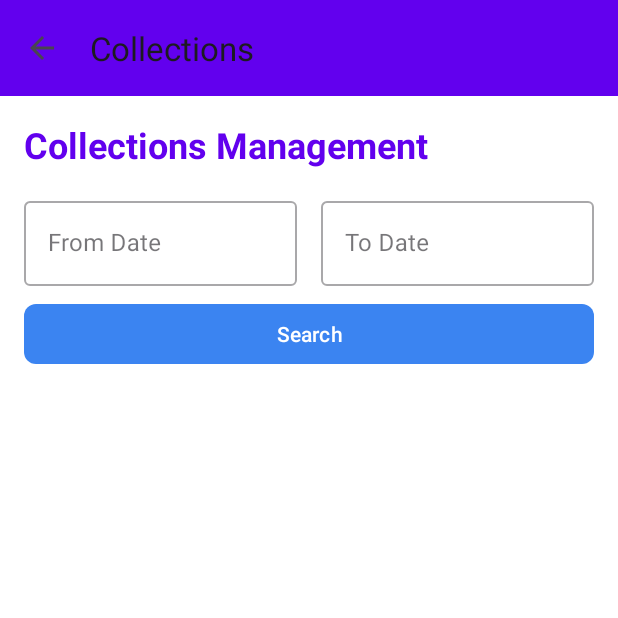
After one commit to nellorukiran/smb-finance-mini, an Android app: the CollectionsActivity screen opened directly, with no data from a screen before it, on a phone screen of 412 x 824 dp, the top half of it. The commit adds this screen. Run offline under Robolectric (Android 15) with nearby library versions, the phone set to English and light mode, and no system bars.

Commit message:
Monthly Collection api chagnes in app

```diff
--- a/app/src/main/AndroidManifest.xml
+++ b/app/src/main/AndroidManifest.xml
@@ -34,6 +34,7 @@
         <activity android:name=".CustomerSearchActivity" />
         <activity android:name=".CustomerDetailsActivity" />
         <activity android:name=".DeleteCustomerActivity" />
+        <activity android:name=".CollectionsActivity" />
     </application>
 
 </manifest>
--- /dev/null
+++ b/app/src/main/java/com/smbfinance/CollectionsActivity.kt
@@ -0,0 +1,175 @@
+package com.smbfinance
+
+import android.app.DatePickerDialog
+import android.os.Bundle
+import android.util.Log
+import android.view.View
+import android.widget.ProgressBar
+import android.widget.TextView
+import android.widget.Toast
+import androidx.appcompat.app.AppCompatActivity
+import androidx.appcompat.widget.Toolbar
+import androidx.recyclerview.widget.LinearLayoutManager
+import androidx.recyclerview.widget.RecyclerView
+import com.google.android.material.button.MaterialButton
+import com.google.android.material.textfield.TextInputEditText
+import com.smbfinance.adapter.CollectionsAdapter
+import com.smbfinance.api.RetrofitClient
+import com.smbfinance.model.CollectionResponse
+import kotlinx.coroutines.CoroutineScope
+import kotlinx.coroutines.Dispatchers
+import kotlinx.coroutines.launch
+import kotlinx.coroutines.withContext
+import java.text.SimpleDateFormat
+import java.util.Calendar
+import java.util.Locale
+import java.text.NumberFormat
+
+class CollectionsActivity : AppCompatActivity() {
+    private val TAG = "CollectionsActivity"
+    private lateinit var toolbar: Toolbar
+    private lateinit var fromDateInput: TextInputEditText
+    private lateinit var toDateInput: TextInputEditText
+    private lateinit var searchButton: MaterialButton
+    private lateinit var collectionsRecyclerView: RecyclerView
+    private lateinit var progressBar: ProgressBar
+    private lateinit var adapter: CollectionsAdapter
+    private lateinit var summaryContainer: View
+    private lateinit var totalCollections: TextView
+    private lateinit var totalAmount: TextView
+
+    private val dateFormat = SimpleDateFormat("yyyy-MM-dd", Locale.getDefault())
+    private val calendar = Calendar.getInstance()
+    private val numberFormat = NumberFormat.getCurrencyInstance(Locale("en", "IN"))
+
+    override fun onCreate(savedInstanceState: Bundle?) {
+        super.onCreate(savedInstanceState)
+        setContentView(R.layout.activity_collections)
+
+        // Initialize views
+        toolbar = findViewById(R.id.toolbar)
+        fromDateInput = findViewById(R.id.fromDateInput)
+        toDateInput = findViewById(R.id.toDateInput)
+        searchButton = findViewById(R.id.searchButton)
+        collectionsRecyclerView = findViewById(R.id.collectionsRecyclerView)
+        progressBar = findViewById(R.id.progressBar)
+        summaryContainer = findViewById(R.id.summaryContainer)
+        totalCollections = findViewById(R.id.totalCollections)
+        totalAmount = findViewById(R.id.totalAmount)
+
+        // Setup toolbar
+        setSupportActionBar(toolbar)
+        supportActionBar?.setDisplayHomeAsUpEnabled(true)
+        supportActionBar?.title = "Collections"
+
+        // Setup RecyclerView
+        collectionsRecyclerView.layoutManager = LinearLayoutManager(this)
+        adapter = CollectionsAdapter(emptyList())
+        collectionsRecyclerView.adapter = adapter
+
+        // Setup date pickers
+        fromDateInput.setOnClickListener { showDatePicker(fromDateInput) }
+        toDateInput.setOnClickListener { showDatePicker(toDateInput) }
+
+        // Setup search button
+        setupSearchButton()
+    }
+
+    private fun showDatePicker(input: TextInputEditText) {
+        val calendar = Calendar.getInstance()
+        val datePicker = DatePickerDialog(
+            this,
+            { _, year, month, day ->
+                calendar.set(year, month, day)
+                val dateFormat = SimpleDateFormat("yyyy-MM-dd", Locale.getDefault())
+                val formattedDate = dateFormat.format(calendar.time)
+                input.setText(formattedDate)
+            },
+            calendar.get(Calendar.YEAR),
+            calendar.get(Calendar.MONTH),
+            calendar.get(Calendar.DAY_OF_MONTH)
+        )
+        datePicker.show()
+    }
+
+    private fun setupSearchButton() {
+        searchButton.setOnClickListener {
+            val fromDate = fromDateInput.text.toString()
+            val toDate = toDateInput.text.toString()
+
+            if (fromDate.isEmpty() || toDate.isEmpty()) {
+                Toast.makeText(this, "Please select both dates", Toast.LENGTH_SHORT).show()
+                return@setOnClickListener
+            }
+
+            Log.d(TAG, "Search clicked with dates: from=$fromDate, to=$toDate")
+            fetchCollections(fromDate, toDate)
+        }
+    }
+
+    private fun fetchCollections(fromDate: String, toDate: String) {
+        progressBar.visibility = View.VISIBLE
+        collectionsRecyclerView.visibility = View.GONE
+        summaryContainer.visibility = View.GONE
+
+        Log.d(TAG, "Fetching collections from $fromDate to $toDate")
+        Log.d(TAG, "Base URL: ${RetrofitClient.getBaseUrl()}")
+        Log.d(TAG, "Auth Token: ${RetrofitClient.getAuthToken()?.take(10)}...")
+
+        CoroutineScope(Dispatchers.IO).launch {
+            try {
+                val response = RetrofitClient.apiService.getCollections(fromDate, toDate)
+                withContext(Dispatchers.Main) {
+                    progressBar.visibility = View.GONE
+                    collectionsRecyclerView.visibility = View.VISIBLE
+
+                    if (response.isSuccessful) {
+                        val collectionResponse = response.body()
+                        if (collectionResponse != null) {
+                            if (collectionResponse.status == "success") {
+                                Log.d(TAG, "Successfully fetched ${collectionResponse.collections.size} collections")
+                                adapter = CollectionsAdapter(collectionResponse.collections)
+                                collectionsRecyclerView.adapter = adapter
+
+                                // Update summary
+                                summaryContainer.visibility = View.VISIBLE
+                                totalCollections.text = collectionResponse.totalCollections.toString()
+                                totalAmount.text = numberFormat.format(collectionResponse.totalAmount)
+                            } else {
+                                Log.e(TAG, "API returned error status: ${collectionResponse.status}")
+                                Toast.makeText(this@CollectionsActivity, "Error: ${collectionResponse.status}", Toast.LENGTH_SHORT).show()
+                            }
+                        } else {
+                            Log.e(TAG, "Response body is null")
+                            Toast.makeText(this@CollectionsActivity, "No data received from server", Toast.LENGTH_SHORT).show()
+                        }
+                    } else {
+                        val errorBody = response.errorBody()?.string()
+                        Log.e(TAG, "Failed to fetch collections. Code: ${response.code()}, Error: $errorBody")
+                        Log.e(TAG, "Request URL: ${response.raw().request.url}")
+                        Log.e(TAG, "Request Headers: ${response.raw().request.headers}")
+
+                        when (response.code()) {
+                            401 -> Toast.makeText(this@CollectionsActivity, "Authentication failed. Please login again.", Toast.LENGTH_SHORT).show()
+                            404 -> Toast.makeText(this@CollectionsActivity, "API endpoint not found", Toast.LENGTH_SHORT).show()
+                            500 -> Toast.makeText(this@CollectionsActivity, "Server error. Please try again later.", Toast.LENGTH_SHORT).show()
+                            else -> Toast.makeText(this@CollectionsActivity, "Failed to fetch collections. Please try again.", Toast.LENGTH_SHORT).show()
+                        }
+                    }
+                }
+            } catch (e: Exception) {
+                Log.e(TAG, "Error fetching collections", e)
+                withContext(Dispatchers.Main) {
+                    progressBar.visibility = View.GONE
+                    collectionsRecyclerView.visibility = View.VISIBLE
+                    Toast.makeText(this@CollectionsActivity, "Network error: ${e.message}", Toast.LENGTH_SHORT).show()
+                }
+            }
+        }
+    }
+
+    override fun onSupportNavigateUp(): Boolean {
+        onBackPressed()
+        return true
+    }
+}
--- a/app/src/main/java/com/smbfinance/DashboardActivity.kt
+++ b/app/src/main/java/com/smbfinance/DashboardActivity.kt
@@ -167,6 +167,11 @@ class DashboardActivity : AppCompatActivity() {
                 "View",
                 "View customer accounts, manage customer transactions, and view transaction details",
                 R.drawable.icon_account_circle
+            ),
+            DashboardItem(
+                "Collections",
+                "Manage customer collections, track payments, and handle collection activities",
+                R.drawable.icon_account_circle
             )
         )
 
@@ -176,6 +181,7 @@ class DashboardActivity : AppCompatActivity() {
                 "Update" -> startActivity(Intent(this, UpdateCustomerActivity::class.java))
                 "History" -> startActivity(Intent(this, HistoryActivity::class.java))
                 "View" -> startActivity(Intent(this, CustomerSearchActivity::class.java))
+                "Collections" -> startActivity(Intent(this, CollectionsActivity::class.java))
             }
         }
 
--- /dev/null
+++ b/app/src/main/res/layout/activity_collections.xml
@@ -0,0 +1,174 @@
+<?xml version="1.0" encoding="utf-8"?>
+<androidx.constraintlayout.widget.ConstraintLayout xmlns:android="http://schemas.android.com/apk/res/android"
+    xmlns:app="http://schemas.android.com/apk/res-auto"
+    android:layout_width="match_parent"
+    android:layout_height="match_parent"
+    android:background="@color/white">
+
+    <com.google.android.material.appbar.AppBarLayout
+        android:id="@+id/appBarLayout"
+        android:layout_width="match_parent"
+        android:layout_height="wrap_content"
+        android:background="@color/design_default_color_primary"
+        app:layout_constraintTop_toTopOf="parent">
+
+        <androidx.appcompat.widget.Toolbar
+            android:id="@+id/toolbar"
+            android:layout_width="match_parent"
+            android:layout_height="?attr/actionBarSize"
+            android:background="@color/design_default_color_primary" />
+
+    </com.google.android.material.appbar.AppBarLayout>
+
+    <LinearLayout
+        android:id="@+id/searchContainer"
+        android:layout_width="match_parent"
+        android:layout_height="wrap_content"
+        android:orientation="vertical"
+        android:padding="16dp"
+        app:layout_constraintTop_toBottomOf="@id/appBarLayout">
+
+        <TextView
+            android:layout_width="match_parent"
+            android:layout_height="wrap_content"
+            android:text="Collections Management"
+            android:textColor="@color/design_default_color_primary"
+            android:textSize="24sp"
+            android:textStyle="bold"
+            android:layout_marginBottom="16dp"/>
+
+        <LinearLayout
+            android:layout_width="match_parent"
+            android:layout_height="wrap_content"
+            android:orientation="horizontal"
+            android:layout_marginBottom="8dp">
+
+            <com.google.android.material.textfield.TextInputLayout
+                android:id="@+id/fromDateLayout"
+                android:layout_width="0dp"
+                android:layout_height="wrap_content"
+                android:layout_weight="1"
+                android:layout_marginEnd="8dp"
+                style="@style/Widget.MaterialComponents.TextInputLayout.OutlinedBox">
+
+                <com.google.android.material.textfield.TextInputEditText
+                    android:id="@+id/fromDateInput"
+                    android:layout_width="match_parent"
+                    android:layout_height="wrap_content"
+                    android:hint="From Date"
+                    android:inputType="none"
+                    android:focusable="false"/>
+
+            </com.google.android.material.textfield.TextInputLayout>
+
+            <com.google.android.material.textfield.TextInputLayout
+                android:id="@+id/toDateLayout"
+                android:layout_width="0dp"
+                android:layout_height="wrap_content"
+                android:layout_weight="1"
+                android:layout_marginStart="8dp"
+                style="@style/Widget.MaterialComponents.TextInputLayout.OutlinedBox">
+
+                <com.google.android.material.textfield.TextInputEditText
+                    android:id="@+id/toDateInput"
+                    android:layout_width="match_parent"
+                    android:layout_height="wrap_content"
+                    android:hint="To Date"
+                    android:inputType="none"
+                    android:focusable="false"/>
+
+            </com.google.android.material.textfield.TextInputLayout>
+
+        </LinearLayout>
+
+        <com.google.android.material.button.MaterialButton
+            android:id="@+id/searchButton"
+            android:layout_width="match_parent"
+            android:layout_height="wrap_content"
+            android:text="Search"
+            android:textAllCaps="false"
+            app:cornerRadius="8dp"/>
+
+        <LinearLayout
+            android:id="@+id/summaryContainer"
+            android:layout_width="match_parent"
+            android:layout_height="wrap_content"
+            android:orientation="vertical"
+            android:background="@color/design_default_color_primary"
+            android:padding="16dp"
+            android:layout_marginTop="16dp"
+            android:visibility="gone">
+
+            <LinearLayout
+                android:layout_width="match_parent"
+                android:layout_height="wrap_content"
+                android:orientation="horizontal"
+                android:layout_marginBottom="8dp">
+
+                <TextView
+                    android:layout_width="0dp"
+                    android:layout_height="wrap_content"
+                    android:layout_weight="1"
+                    android:text="Total Collections"
+                    android:textColor="@color/white"
+                    android:textSize="16sp"/>
+
+                <TextView
+                    android:id="@+id/totalCollections"
+                    android:layout_width="wrap_content"
+                    android:layout_height="wrap_content"
+                    android:text="0"
+                    android:textColor="@color/white"
+                    android:textSize="16sp"
+                    android:textStyle="bold"/>
+
+            </LinearLayout>
+
+            <LinearLayout
+                android:layout_width="match_parent"
+                android:layout_height="wrap_content"
+                android:orientation="horizontal">
+
+                <TextView
+                    android:layout_width="0dp"
+                    android:layout_height="wrap_content"
+                    android:layout_weight="1"
+                    android:text="Total Amount"
+                    android:textColor="@color/white"
+                    android:textSize="16sp"/>
+
+                <TextView
+                    android:id="@+id/totalAmount"
+                    android:layout_width="wrap_content"
+                    android:layout_height="wrap_content"
+                    android:text="₹0.00"
+                    android:textColor="@color/white"
+                    android:textSize="16sp"
+                    android:textStyle="bold"/>
+
+            </LinearLayout>
+
+        </LinearLayout>
+
+    </LinearLayout>
+
+    <androidx.recyclerview.widget.RecyclerView
+        android:id="@+id/collectionsRecyclerView"
+        android:layout_width="match_parent"
+        android:layout_height="0dp"
+        android:clipToPadding="false"
+        android:padding="8dp"
+        app:layout_constraintTop_toBottomOf="@id/searchContainer"
+        app:layout_constraintBottom_toBottomOf="parent"/>
+
+    <ProgressBar
+        android:id="@+id/progressBar"
+        android:layout_width="wrap_content"
+        android:layout_height="wrap_content"
+        android:visibility="gone"
+        app:layout_constraintTop_toTopOf="parent"
+        app:layout_constraintBottom_toBottomOf="parent"
+        app:layout_constraintStart_toStartOf="parent"
+        app:layout_constraintEnd_toEndOf="parent"/>
+
+</androidx.constraintlayout.widget.ConstraintLayout>
```
Also changed, not shown: app/src/main/java/com/smbfinance/adapter/CollectionsAdapter.kt (added, +43 -0 lines), app/src/main/java/com/smbfinance/api/ApiService.kt (+7 -0 lines), app/src/main/java/com/smbfinance/api/RetrofitClient.kt (+6 -2 lines), app/src/main/java/com/smbfinance/model/CollectionResponse.kt (added, +20 -0 lines), app/src/main/res/layout/item_collection.xml (added, +82 -0 lines).
